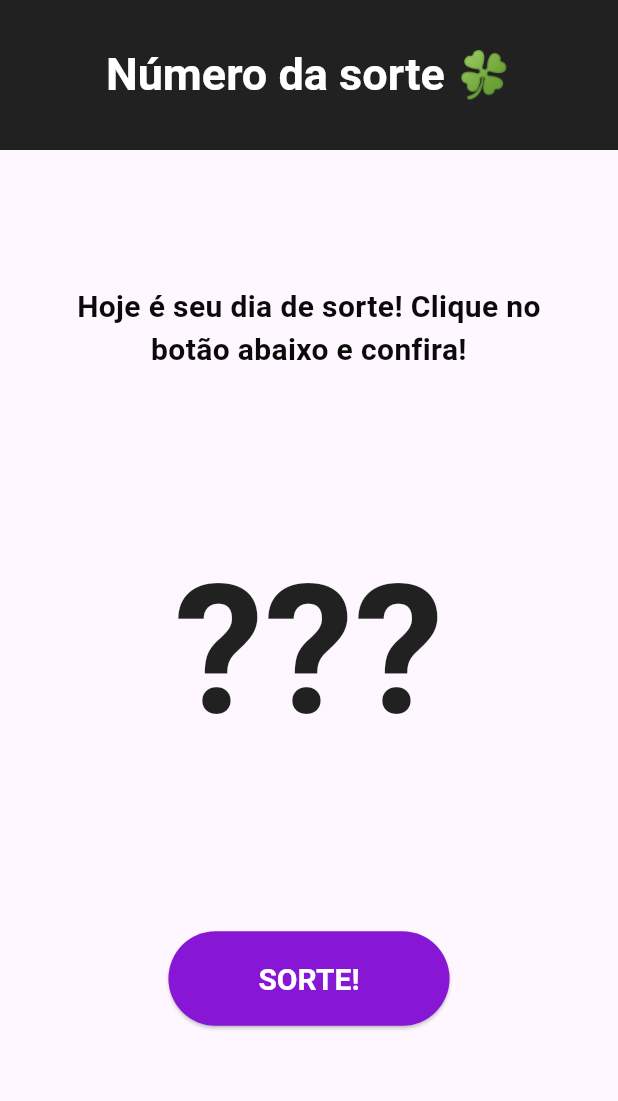
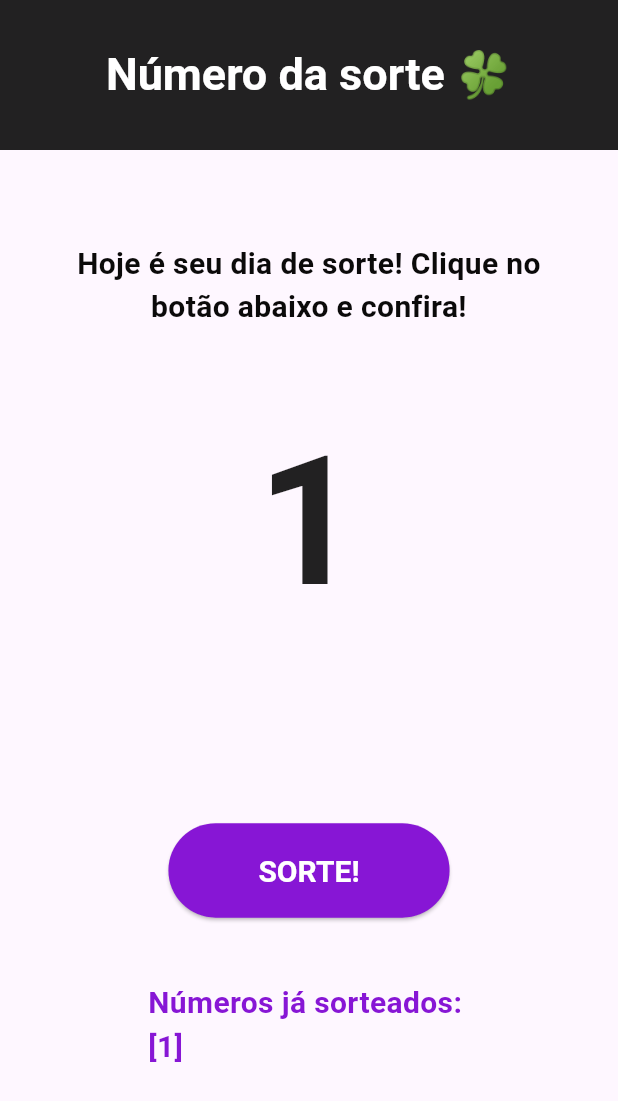
Before and after one commit to binannx/Learning-Flutter, a Flutter app: the screen it shows after launch, after a tap on "SORTE!", on a phone screen of 412 x 824 dp. Shown: the top 1101 px of the screen. Run offline on Flutter 3.47's test engine with Material 3 defaults, Android fonts, the phone set to English and light mode, and no system bars.

Commit message:
app 1 concluído

```diff
--- a/lib/main.dart
+++ b/lib/main.dart
@@ -14,8 +14,25 @@ class MainApp extends StatefulWidget {
 }
 
 class _MainAppState extends State<MainApp> {
-  var randomNumber = 0;
-  var text = '???';
+
+  var _randomNumber = 0;
+  var _text = '???';
+  var _alert = '';
+  final List<int> _randomNumberList = [];
+
+  void _generateRandom(){
+    setState( () { //para atualizar o estado do widget
+      _randomNumber = Random().nextInt(10) +1;
+      _text = _randomNumber.toString();
+
+      if(_randomNumberList.contains(_randomNumber)){
+        _alert = 'Número $_randomNumber já foi sorteado! 🫵🏼';
+      } else {
+        _alert = '';
+        _randomNumberList.add(_randomNumber);
+      }
+    });
+  }
 
   @override
   Widget build(BuildContext context) {
@@ -49,13 +66,25 @@ class _MainAppState extends State<MainApp> {
                     fontWeight: FontWeight.bold
                   ),
                 ),
-                Text('???',
+
+                Text(
+                  _text,
                   style: TextStyle(
                     color: Colors.black87,
                     fontSize: 120,
                     fontWeight: FontWeight.bold),
                 ),
-                ElevatedButton(onPressed: () {},
+
+                 Text(
+                  _alert,
+                  style: TextStyle(
+                    color: Color(0xff8716d5),
+                    fontSize: 20,
+                    fontWeight: FontWeight.bold),
+                ),
+
+                ElevatedButton(
+                  onPressed: _generateRandom,
                   style: ElevatedButton.styleFrom(
                     backgroundColor: Color(0xff8716d5),
                     foregroundColor: Colors.white,
@@ -63,10 +92,20 @@ class _MainAppState extends State<MainApp> {
                     textStyle: TextStyle(
                       fontSize: 20,
                       fontWeight: FontWeight.bold,
-                    )
+                    ),
+                  ),
+
+                  child: Text('SORTE!')),
+
+                  Text(
+                  _randomNumberList.isEmpty ? ''
+                  :'Números já sorteados: \n${_randomNumberList.toString()}',
+                  style: TextStyle(
+                    color: Color(0xff8716d5),
+                    fontSize: 20,
+                    fontWeight: FontWeight.bold),
                 ),
-              child: Text('SORTE!')),
-              ]),
+            ]),
           )
           ),
       ),
```
